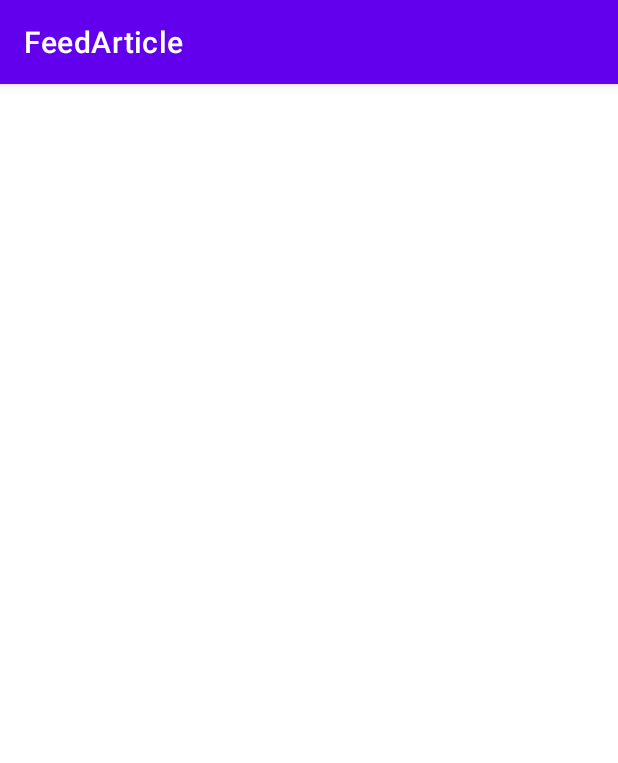
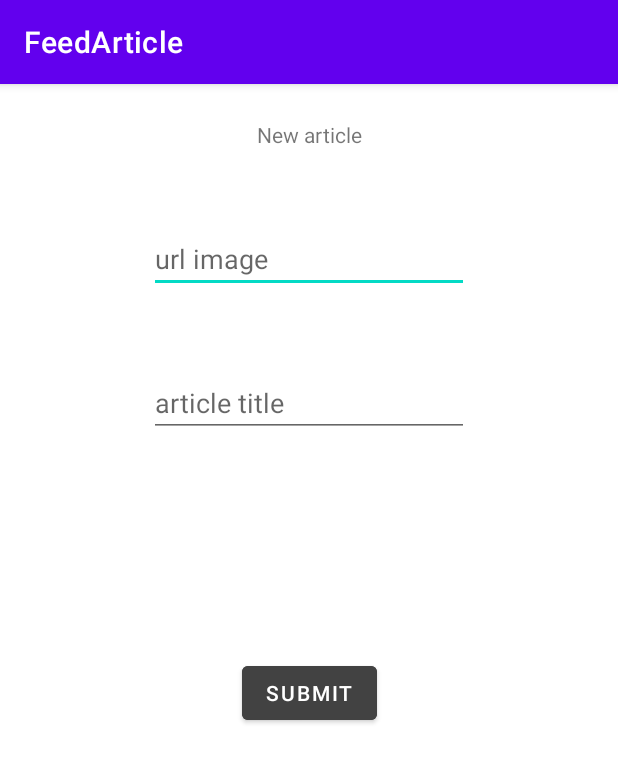
Before and after one commit to zorgness/FeedArticle, an Android app: the CreateOrEditActivity screen opened directly, with no data from a screen before it, on a phone screen of 412 x 824 dp. Shown: the top 763 px of the screen. Run offline under Robolectric (Android 15) with nearby library versions, the phone set to English and light mode, and no system bars; our stand-ins replace CircleImageView.

Commit message:
add form activity

```diff
--- a/app/src/main/res/layout/activity_create_or_edit.xml
+++ b/app/src/main/res/layout/activity_create_or_edit.xml
@@ -6,4 +6,66 @@
     android:layout_height="match_parent"
     tools:context=".CreateOrEditActivity">
 
+
+        <TextView
+            android:id="@+id/tv_title_new_edit_activity"
+            android:layout_width="wrap_content"
+            android:layout_height="wrap_content"
+            android:layout_marginTop="24dp"
+            android:text="@string/new_article"
+            app:layout_constraintEnd_toEndOf="parent"
+            app:layout_constraintStart_toStartOf="parent"
+            app:layout_constraintTop_toTopOf="parent" />
+
+
+       <!-- <de.hdodenhof.circleimageview.CircleImageView
+            android:id="@+id/civ_article_img_preview"
+            android:layout_width="60dp"
+            android:layout_height="60dp"
+            android:contentDescription="@string/article_preview"
+            android:scaleType="centerCrop"
+            android:src="@color/design_default_color_background"
+            app:civ_border_color="#FF000000"
+            app:civ_border_width="2dp"
+
+            app:layout_constraintStart_toEndOf="@+id/et_article_form_url"
+            app:layout_constraintTop_toTopOf="@+id/et_article_form_url"
+            tools:srcCompat="@tools:sample/avatars" />-->
+
+        <EditText
+            android:id="@+id/et_article_form_url"
+            android:layout_width="wrap_content"
+            android:layout_height="wrap_content"
+            android:ems="10"
+            android:hint="@string/url_image"
+            android:inputType="textUri"
+            app:layout_constraintBottom_toTopOf="@+id/et_country_form_name"
+            app:layout_constraintEnd_toEndOf="parent"
+            app:layout_constraintStart_toStartOf="parent"
+            app:layout_constraintTop_toBottomOf="@+id/tv_title_new_edit_activity" />
+
+
+        <EditText
+            android:id="@+id/et_country_form_name"
+            android:layout_width="wrap_content"
+            android:layout_height="wrap_content"
+            android:ems="10"
+            android:hint="@string/article_title"
+            android:inputType="textPersonName"
+            app:layout_constraintBottom_toTopOf="@+id/button_country_form_activity"
+            app:layout_constraintEnd_toEndOf="parent"
+            app:layout_constraintStart_toStartOf="parent"
+            app:layout_constraintTop_toBottomOf="@+id/tv_title_new_edit_activity" />
+
+        <Button
+            android:id="@+id/button_country_form_activity"
+            android:layout_width="wrap_content"
+            android:layout_height="wrap_content"
+            android:backgroundTint="@color/cardview_dark_background"
+            android:text="@string/submit"
+            app:layout_constraintBottom_toBottomOf="parent"
+            app:layout_constraintEnd_toEndOf="parent"
+            app:layout_constraintStart_toStartOf="parent"
+            app:layout_constraintTop_toBottomOf="@+id/tv_title_new_edit_activity" />
+
 </androidx.constraintlayout.widget.ConstraintLayout>
--- a/app/src/main/res/values/strings.xml
+++ b/app/src/main/res/values/strings.xml
@@ -16,4 +16,8 @@
     <string name="logout">logout</string>
     <string name="edit">edit</string>
     <string name="delete">delete</string>
+    <string name="new_article">New article</string>
+    <string name="article_preview">article_preview</string>
+    <string name="url_image">url image</string>
+    <string name="article_title">article title</string>
 </resources>
```
